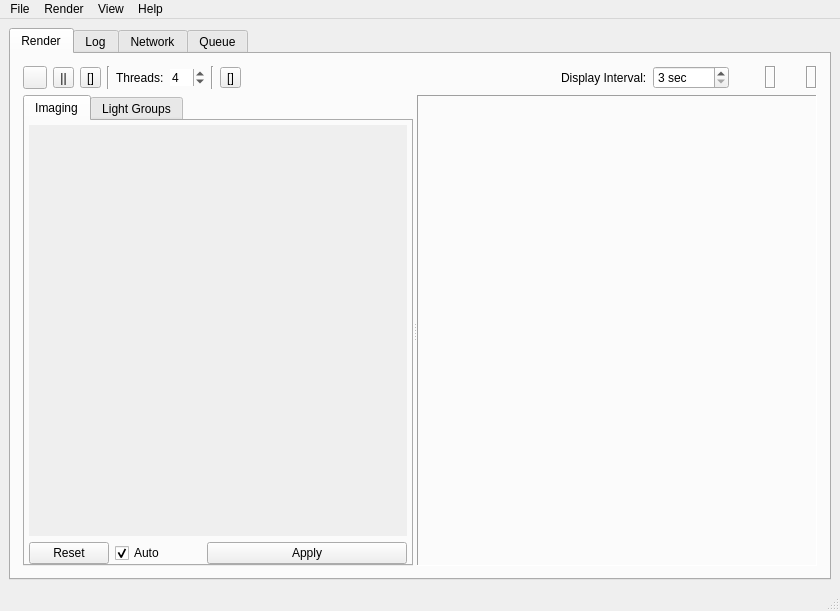
First picture: the form in qtgui/luxrender.ui, repository sungsoo/luxrender-lux, before the edit.
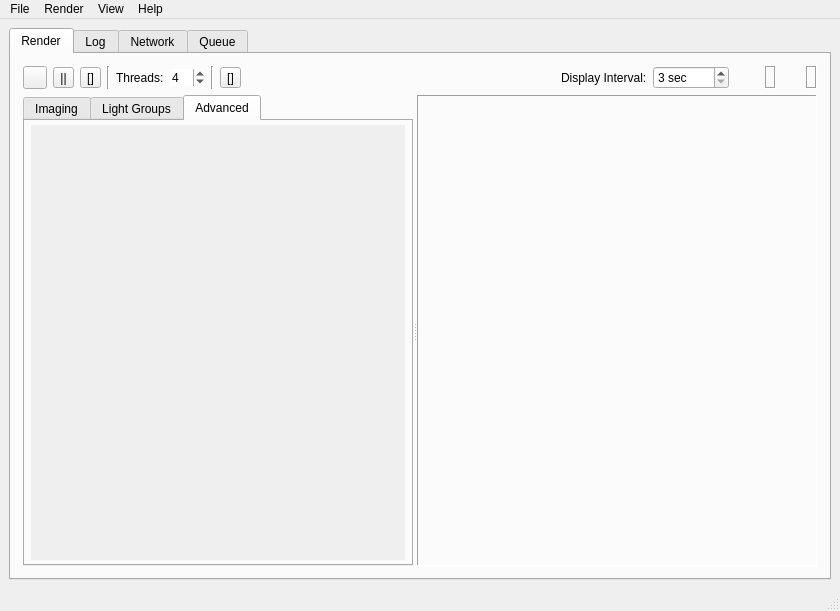
Second picture: the form after the edit. The open tabs and pages were chosen to show the change. Icons and pictures are not drawn.

Commit message: Added missing file in previous commit.

What changed in the file:
```diff
--- a/qtgui/luxrender.ui
+++ b/qtgui/luxrender.ui
@@ -433,6 +433,93 @@
              </item>
             </layout>
            </widget>
+           <widget class="QWidget" name="tab_advanced">
+            <property name="sizePolicy">
+             <sizepolicy hsizetype="Maximum" vsizetype="Preferred">
+              <horstretch>0</horstretch>
+              <verstretch>0</verstretch>
+             </sizepolicy>
+            </property>
+            <attribute name="icon">
+             <iconset resource="icons.qrc">
+              <normaloff>:/icons/rendertabicon.png</normaloff>:/icons/rendertabicon.png</iconset>
+            </attribute>
+            <attribute name="title">
+             <string>Advanced</string>
+            </attribute>
+            <layout class="QVBoxLayout" name="verticalLayout_18" stretch="0">
+             <property name="spacing">
+              <number>6</number>
+             </property>
+             <property name="leftMargin">
+              <number>6</number>
+             </property>
+             <property name="topMargin">
+              <number>4</number>
+             </property>
+             <property name="rightMargin">
+              <number>6</number>
+             </property>
+             <property name="bottomMargin">
+              <number>4</number>
+             </property>
+             <item>
+              <widget class="QScrollArea" name="advancedArea">
+             <property name="geometry">
+              <rect>
+               <x>0</x>
+               <y>0</y>
+               <width>369</width>
+               <height>432</height>
+              </rect>
+             </property>
+             <property name="frameShape">
+              <enum>QFrame::NoFrame</enum>
+             </property>
+             <property name="widgetResizable">
+              <bool>true</bool>
+             </property>
+             <widget class="QWidget" name="advancedAreaContents">
+              <property name="geometry">
+               <rect>
+                <x>0</x>
+                <y>0</y>
+                <width>369</width>
+                <height>432</height>
+               </rect>
+              </property>
+              <property name="sizePolicy">
+               <sizepolicy hsizetype="Preferred" vsizetype="MinimumExpanding">
+                <horstretch>0</horstretch>
+                <verstretch>0</verstretch>
+               </sizepolicy>
+              </property>
+              <layout class="QVBoxLayout" name="verticalLayout_4">
+               <property name="leftMargin">
+                <number>4</number>
+               </property>
+               <property name="topMargin">
+                <number>4</number>
+               </property>
+               <property name="rightMargin">
+                <number>4</number>
+               </property>
+               <property name="bottomMargin">
+                <number>0</number>
+               </property>
+               <item>
+                <layout class="QVBoxLayout" name="advancedLayout">
+                 <property name="rightMargin">
+                  <number>0</number>
+                 </property>
+                </layout>
+               </item>
+              </layout>
+             </widget>
+            </widget>
+             </item>
+            </layout>
+           </widget>
           </widget>
           <widget class="QFrame" name="frame_render">
            <property name="enabled">
```
Left out of the diff: 27 changed lines with no effect on the pictures.
